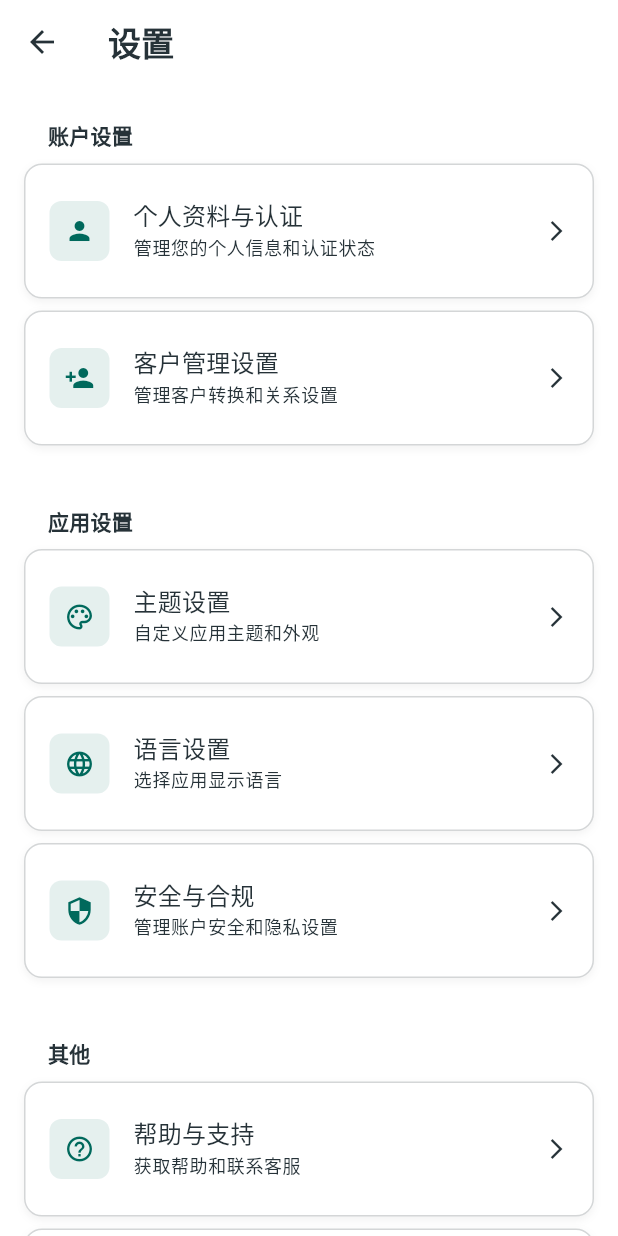
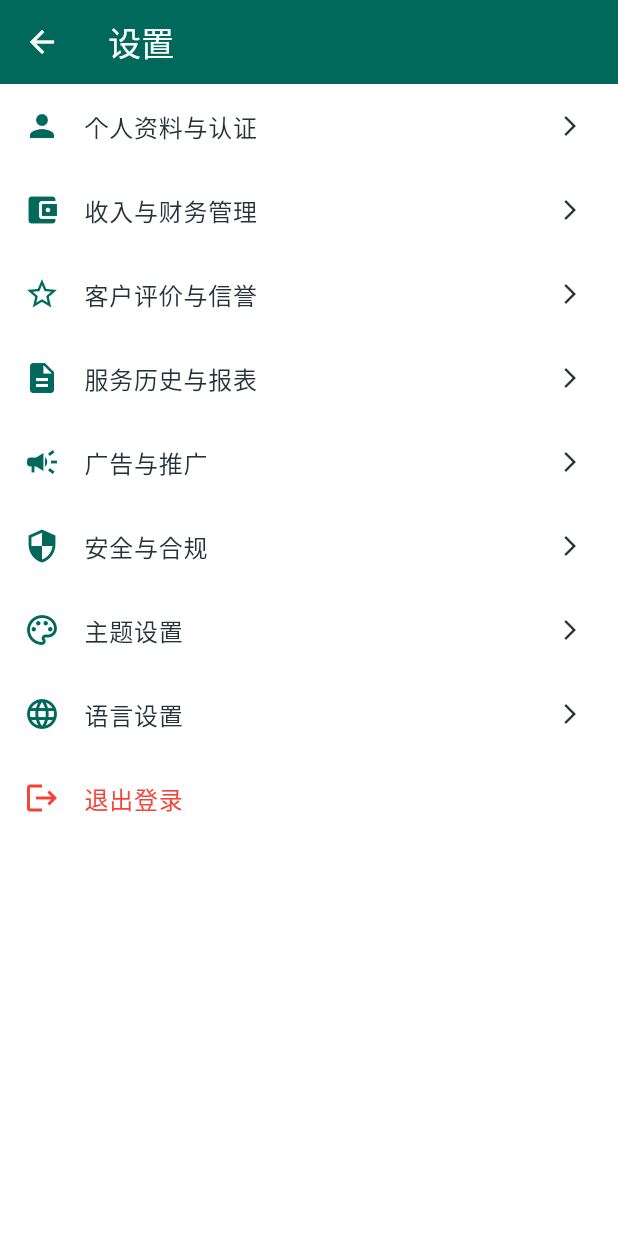
Before and after one commit to Hanzg20/JinBean-HOME, a Flutter app: the SettingsPage screen opened by its route, on a phone screen of 412 x 824 dp. Run offline on Flutter 3.47's test engine with Material 3 defaults, Android fonts, the phone set to English and light mode, and no system bars; our stand-ins replace animated_toggle_switch, flutter_phoenix, geocoding, geolocator, get, get_storage and 3 more; missing offline and left inert: phoenix; accounts and stored records are empty; network calls fail.

Commit message:
fix: 修复Provider端退出登录功能 - 采用直接实现方式，在SettingsPage中直接实现退出登录逻辑 - 简化调用链，避免多层传递导致的异步问题 - 确保退出登录后正确导航到登录页面 - 移除复杂的主题切换逻辑，只做必要的清理

```diff
--- a/lib/features/customer/profile/presentation/profile_controller.dart
+++ b/lib/features/customer/profile/presentation/profile_controller.dart
@@ -146,8 +146,8 @@ class ProfileController extends GetxController {
       ProfileMenuItem(
         title: 'Logout',
         icon: Icons.logout,
-        onTap: () {
-          _authController.logout();
+        onTap: () async {
+          await _authController.logout();
         },
       ),
     ]);
@@ -254,7 +254,7 @@ class ProfileController extends GetxController {
       if (user == null) return;
 
       // Count pending orders (assuming you have an orders table)
-      // This is a placeholder - implement when orders table is created
+      // This is a placeholder - implement when orders table exists
       final orderCount =
           0; // TODO: Replace with actual query when orders table exists
 
--- a/lib/features/customer/profile/presentation/profile_page.dart
+++ b/lib/features/customer/profile/presentation/profile_page.dart
@@ -310,7 +310,9 @@ class ProfilePage extends GetView<ProfileController> {
             icon: Icons.logout,
             title: 'Sign Out',
             subtitle: 'Log out of your account',
-            onTap: () => Get.find<AuthController>().logout(),
+            onTap: () async {
+              await Get.find<AuthController>().logout();
+            },
           ),
         ],
       ),
--- a/lib/features/provider/settings/settings_page.dart
+++ b/lib/features/provider/settings/settings_page.dart
@@ -1,251 +1,119 @@
 import 'package:flutter/material.dart';
 import 'package:get/get.dart';
-import 'package:jinbeanpod_83904710/features/provider/settings/provider_settings_page.dart';
-import 'package:jinbeanpod_83904710/features/provider/settings/profile_settings_page.dart';
-import 'package:jinbeanpod_83904710/features/provider/settings/app_settings_page.dart';
+import 'package:get_storage/get_storage.dart';
+import 'package:supabase_flutter/supabase_flutter.dart';
+import 'package:jinbeanpod_83904710/core/plugin_management/plugin_manager.dart';
+// Import the new ProfileDetailsPage
+import '../profile/provider_profile_controller.dart'; // Corrected import path for controller
 
 class SettingsPage extends StatelessWidget {
   const SettingsPage({super.key});
 
   @override
   Widget build(BuildContext context) {
-    final theme = Theme.of(context);
-    final colorScheme = theme.colorScheme;
+    final controller = Get.put(ProviderProfileController());
 
     return Scaffold(
-      backgroundColor: colorScheme.surface,
-      appBar: AppBar(
-        title: Text('设置', style: theme.textTheme.titleLarge?.copyWith(
-          color: colorScheme.onSurface,
-          fontWeight: FontWeight.bold,
-        )),
-        backgroundColor: colorScheme.surface,
-        elevation: 0,
-        iconTheme: IconThemeData(color: colorScheme.onSurface),
-      ),
+      appBar: AppBar(title: const Text('设置')),
       body: ListView(
-        padding: const EdgeInsets.all(16),
         children: [
-          _buildSectionHeader(context, '账户设置'),
           _buildSettingsTile(
             context,
             icon: Icons.person,
             title: '个人资料与认证',
-            subtitle: '管理您的个人信息和认证状态',
-            onTap: () => Get.to(() => const ProfileSettingsPage()),
+            onTap: () => Get.toNamed('/settings/profile'),
           ),
           _buildSettingsTile(
             context,
-            icon: Icons.person_add,
-            title: '客户管理设置',
-            subtitle: '管理客户转换和关系设置',
-            onTap: () => Get.to(() => const ProviderSettingsPage()),
+            icon: Icons.account_balance_wallet,
+            title: '收入与财务管理',
+            onTap: () => Get.toNamed('/settings/finance'),
           ),
-
-          const SizedBox(height: 24),
-          _buildSectionHeader(context, '应用设置'),
+          _buildSettingsTile(
+            context,
+            icon: Icons.star_border,
+            title: '客户评价与信誉',
+            onTap: () => Get.toNamed('/settings/reviews'),
+          ),
+          _buildSettingsTile(
+            context,
+            icon: Icons.description,
+            title: '服务历史与报表',
+            onTap: () => Get.toNamed('/settings/reports'),
+          ),
+          _buildSettingsTile(
+            context,
+            icon: Icons.campaign,
+            title: '广告与推广',
+            onTap: () => Get.toNamed('/settings/marketing'),
+          ),
+          _buildSettingsTile(
+            context,
+            icon: Icons.security,
+            title: '安全与合规',
+            onTap: () => Get.toNamed('/settings/legal'),
+          ),
           _buildSettingsTile(
             context,
             icon: Icons.palette_outlined,
             title: '主题设置',
-            subtitle: '自定义应用主题和外观',
-            onTap: () => Get.to(() => const AppSettingsPage()),
+            onTap: () => Get.toNamed('/provider/theme_settings'),
           ),
           _buildSettingsTile(
             context,
             icon: Icons.language,
             title: '语言设置',
-            subtitle: '选择应用显示语言',
-            onTap: () => Get.to(() => const AppSettingsPage()),
+            onTap: () => Get.toNamed('/provider/language_settings'),
           ),
-          _buildSettingsTile(
-            context,
-            icon: Icons.security,
-            title: '安全与合规',
-            subtitle: '管理账户安全和隐私设置',
-            onTap: () => Get.to(() => const AppSettingsPage()),
+          ListTile(
+            leading: const Icon(Icons.logout, color: Colors.red),
+            title: const Text('退出登录', style: TextStyle(color: Colors.red)),
+            onTap: () => _logout(context),
           ),
-
-          const SizedBox(height: 24),
-          _buildSectionHeader(context, '其他'),
-          _buildSettingsTile(
-            context,
-            icon: Icons.help_outline,
-            title: '帮助与支持',
-            subtitle: '获取帮助和联系客服',
-            onTap: () => _showComingSoon(context),
-          ),
-          _buildSettingsTile(
-            context,
-            icon: Icons.info_outline,
-            title: '关于应用',
-            subtitle: '查看应用版本和更新信息',
-            onTap: () => _showComingSoon(context),
-          ),
-
-          const SizedBox(height: 32),
-          _buildLogoutButton(context),
         ],
       ),
     );
   }
 
-  Widget _buildSectionHeader(BuildContext context, String title) {
-    final theme = Theme.of(context);
-    final colorScheme = theme.colorScheme;
-
-    return Padding(
-      padding: const EdgeInsets.symmetric(vertical: 8, horizontal: 16),
-      child: Text(
-        title,
-        style: theme.textTheme.titleMedium?.copyWith(
-          fontSize: 14,
-          fontWeight: FontWeight.w600,
-          color: colorScheme.onSurfaceVariant,
-        ),
-      ),
+  Widget _buildSettingsTile(BuildContext context, {required IconData icon, required String title, required VoidCallback onTap}) {
+    return ListTile(
+      leading: Icon(icon, color: Theme.of(context).primaryColor),
+      title: Text(title),
+      trailing: const Icon(Icons.arrow_forward_ios, size: 16),
+      onTap: onTap,
     );
   }
 
-  Widget _buildSettingsTile(
-    BuildContext context, {
-    required IconData icon,
-    required String title,
-    required String subtitle,
-    required VoidCallback onTap,
-  }) {
-    final theme = Theme.of(context);
-    final colorScheme = theme.colorScheme;
+  Future<void> _logout(BuildContext context) async {
+    try {
+      print('[SettingsPage] Direct logout started.');
 
-    return Container(
-      margin: const EdgeInsets.only(bottom: 8),
-      decoration: BoxDecoration(
-        color: colorScheme.surface,
-        borderRadius: BorderRadius.circular(12),
-        border: Border.all(color: colorScheme.outline.withOpacity(0.2), width: 1),
-        boxShadow: [
-          BoxShadow(
-            color: colorScheme.shadow.withOpacity(0.05),
-            blurRadius: 4,
-            offset: const Offset(0, 2),
-          ),
-        ],
-      ),
-      child: ListTile(
-        contentPadding: const EdgeInsets.symmetric(horizontal: 16, vertical: 8),
-        leading: Container(
-          width: 40,
-          height: 40,
-          decoration: BoxDecoration(
-            color: colorScheme.primary.withOpacity(0.1),
-            borderRadius: BorderRadius.circular(8),
-          ),
-          child: Icon(icon, color: colorScheme.primary, size: 20),
-        ),
-        title: Text(
-          title,
-          style: theme.textTheme.titleMedium?.copyWith(
-            fontSize: 16,
-            fontWeight: FontWeight.w500,
-            color: colorScheme.onSurface,
-          ),
-        ),
-        subtitle: Text(
-          subtitle,
-          style: theme.textTheme.bodySmall?.copyWith(
-            fontSize: 12,
-            color: colorScheme.onSurfaceVariant,
-          ),
-        ),
-        trailing: Icon(
-          Icons.arrow_forward_ios,
-          size: 16,
-          color: colorScheme.onSurfaceVariant,
-        ),
-        onTap: onTap,
-      ),
-    );
-  }
+      // Step 1: Sign out from Supabase
+      await Supabase.instance.client.auth.signOut();
+      print('[SettingsPage] Supabase sign out completed.');
 
-  Widget _buildLogoutButton(BuildContext context) {
-    final theme = Theme.of(context);
-    final colorScheme = theme.colorScheme;
+      // Step 2: Clear local storage
+      final storage = GetStorage();
+      await storage.remove('userId');
+      await storage.remove('userProfile');
+      await storage.remove('lastRole');
+      print('[SettingsPage] Local storage cleared.');
 
-    return Container(
-      width: double.infinity,
-      margin: const EdgeInsets.symmetric(horizontal: 16),
-      child: ElevatedButton(
-        onPressed: () => _showLogoutDialog(context),
-        style: ElevatedButton.styleFrom(
-          backgroundColor: Colors.red.shade50,
-          foregroundColor: Colors.red.shade600,
-          elevation: 0,
-          padding: const EdgeInsets.symmetric(vertical: 16),
-          shape: RoundedRectangleBorder(
-            borderRadius: BorderRadius.circular(12),
-            side: BorderSide(color: Colors.red.shade200),
-          ),
-        ),
-        child: const Row(
-          mainAxisAlignment: MainAxisAlignment.center,
-          children: [
-            Icon(Icons.logout, size: 20),
-            SizedBox(width: 8),
-            Text('退出登录', style: TextStyle(fontSize: 16, fontWeight: FontWeight.w500)),
-          ],
-        ),
-      ),
-    );
-  }
+      // Step 3: Reset PluginManager role
+      if (Get.isRegistered<PluginManager>()) {
+        final pluginManager = Get.find<PluginManager>();
+        pluginManager.currentRole.value = 'customer';
+        print('[SettingsPage] PluginManager role reset to customer.');
+      }
 
-  void _showComingSoon(BuildContext context) {
-    final theme = Theme.of(context);
-    final colorScheme = theme.colorScheme;
+      // Step 4: Navigate to login page
+      print('[SettingsPage] About to navigate to /auth');
+      Get.offAllNamed('/auth');
+      print('[SettingsPage] Navigation to /auth completed');
 
-    Get.snackbar(
-      '功能开发中',
-      '此功能正在开发中，敬请期待！',
-      snackPosition: SnackPosition.TOP,
-      backgroundColor: colorScheme.primary.withOpacity(0.1),
-      colorText: colorScheme.primary,
-      duration: const Duration(seconds: 2),
-    );
-  }
-
-  void _showLogoutDialog(BuildContext context) {
-    final theme = Theme.of(context);
-    final colorScheme = theme.colorScheme;
-
-    Get.dialog(
-      AlertDialog(
-        backgroundColor: colorScheme.surface,
-        title: Text('确认退出', style: theme.textTheme.titleLarge?.copyWith(
-          color: colorScheme.onSurface,
-        )),
-        content: Text('您确定要退出登录吗？', style: theme.textTheme.bodyMedium?.copyWith(
-          color: colorScheme.onSurfaceVariant,
-        )),
-        actions: [
-          TextButton(
-            onPressed: () => Get.back(),
-            child: Text('取消', style: TextStyle(color: colorScheme.primary)),
-          ),
-          TextButton(
-            onPressed: () {
-              Get.back();
-              // 这里可以添加退出登录的逻辑
-              Get.snackbar(
-                '退出成功',
-                '您已成功退出登录',
-                snackPosition: SnackPosition.TOP,
-                backgroundColor: colorScheme.primary.withOpacity(0.1),
-                colorText: colorScheme.primary,
-              );
-            },
-            child: const Text('确认', style: TextStyle(color: Colors.red)),
-          ),
-        ],
-      ),
-    );
+    } catch (e) {
+      print('[SettingsPage] Logout error: $e');
+      Get.snackbar('Error', 'Failed to logout. Please try again.');
+    }
   }
 }
```
Also changed, not shown: lib/features/customer/auth/presentation/auth_controller.dart (+22 -58 lines), lib/features/provider/profile/provider_profile_controller.dart (+5 -61 lines), 10 other files.
